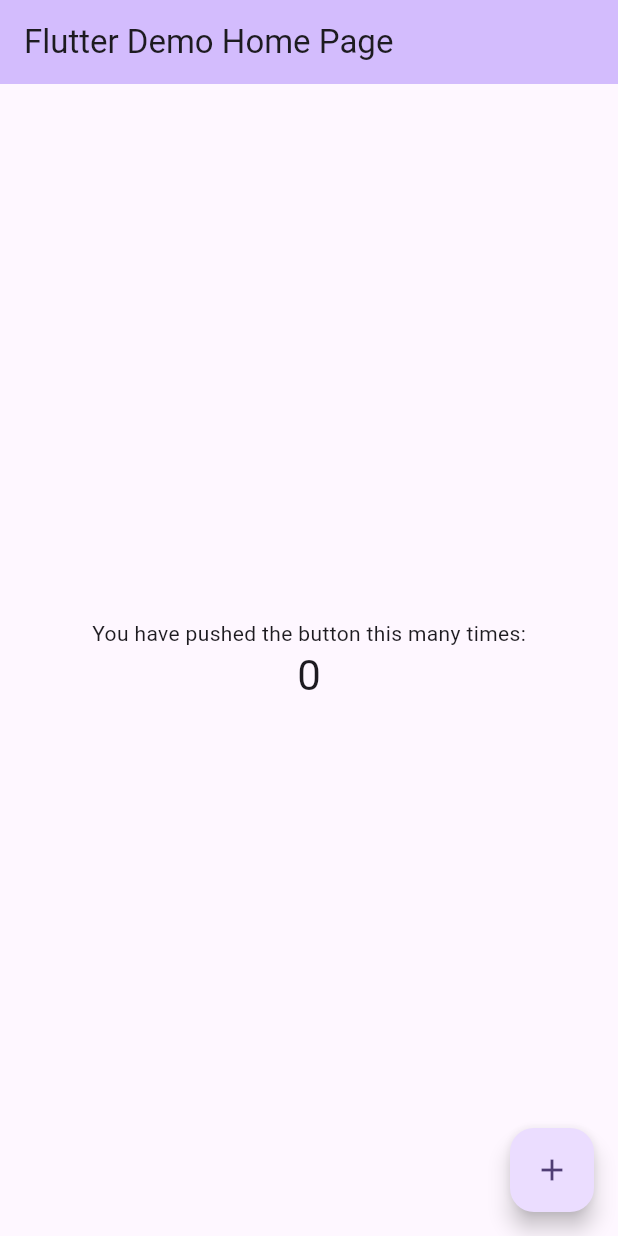
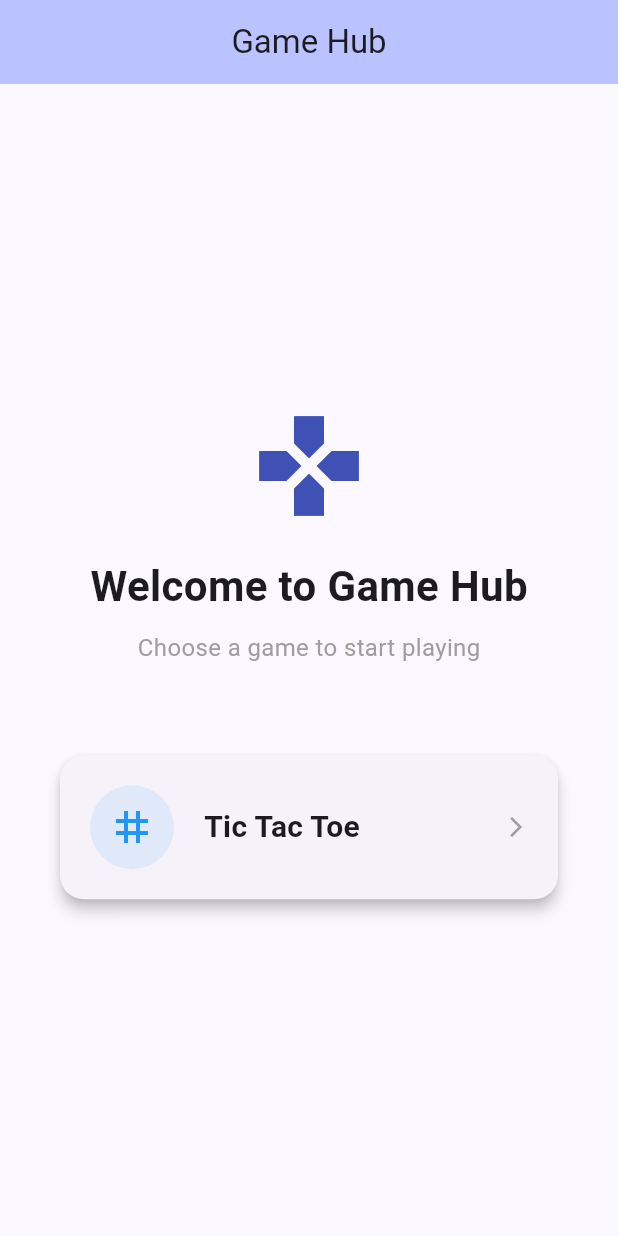
Before and after one commit to could-ai/019aa44d-1f1c-7ec5-bad0-459674d73b93, a Flutter app: the screen it shows after launch, on a phone screen of 412 x 824 dp. Run offline on Flutter 3.47's test engine with Material 3 defaults, Android fonts, the phone set to English and light mode, and no system bars.

Commit message:
Created a new Tic-Tac-Toe game implementation with game logic, UI, and win checking.; Updated main.dart to serve as a Game Hub with navigation to the new Tic-Tac-Toe game.

```diff
--- a/usr/lib/main.dart
+++ b/usr/lib/main.dart
@@ -1,120 +1,116 @@
 import 'package:flutter/material.dart';
+import 'games/tic_tac_toe.dart';
 
 void main() {
-  runApp(const MyApp());
+  runApp(const GameApp());
 }
 
-class MyApp extends StatelessWidget {
-  const MyApp({super.key});
+class GameApp extends StatelessWidget {
+  const GameApp({super.key});
 
-  // This widget is the root of your application.
   @override
   Widget build(BuildContext context) {
     return MaterialApp(
-      title: 'Flutter Demo',
+      title: 'Flutter Games',
       debugShowCheckedModeBanner: false,
       theme: ThemeData(
-        // This is the theme of your application.
-        //
-        // TRY THIS: Try running your application with "flutter run". You'll see
-        // the application has a purple toolbar. Then, without quitting the app,
-        // try changing the seedColor in the colorScheme below to Colors.green
-        // and then invoke "hot reload" (save your changes or press the "hot
-        // reload" button in a Flutter-supported IDE, or press "r" if you used
-        // the command line to start the app).
-        //
-        // Notice that the counter didn't reset back to zero; the application
-        // state is not lost during the reload. To reset the state, use hot
-        // restart instead.
-        //
-        // This works for code too, not just values: Most code changes can be
-        // tested with just a hot reload.
-        colorScheme: ColorScheme.fromSeed(seedColor: Colors.deepPurple),
+        colorScheme: ColorScheme.fromSeed(seedColor: Colors.indigo),
+        useMaterial3: true,
       ),
-      home: const MyHomePage(title: 'Flutter Demo Home Page'),
+      initialRoute: '/',
+      routes: {
+        '/': (context) => const HomeScreen(),
+        '/tictactoe': (context) => const TicTacToeGame(),
+      },
     );
   }
 }
 
-class MyHomePage extends StatefulWidget {
-  const MyHomePage({super.key, required this.title});
-
-  // This widget is the home page of your application. It is stateful, meaning
-  // that it has a State object (defined below) that contains fields that affect
-  // how it looks.
-
-  // This class is the configuration for the state. It holds the values (in this
-  // case the title) provided by the parent (in this case the App widget) and
-  // used by the build method of the State. Fields in a Widget subclass are
-  // always marked "final".
-
-  final String title;
-
-  @override
-  State<MyHomePage> createState() => _MyHomePageState();
-}
-
-class _MyHomePageState extends State<MyHomePage> {
-  int _counter = 0;
-
-  void _incrementCounter() {
-    setState(() {
-      // This call to setState tells the Flutter framework that something has
-      // changed in this State, which causes it to rerun the build method below
-      // so that the display can reflect the updated values. If we changed
-      // _counter without calling setState(), then the build method would not be
-      // called again, and so nothing would appear to happen.
-      _counter++;
-    });
-  }
+class HomeScreen extends StatelessWidget {
+  const HomeScreen({super.key});
 
   @override
   Widget build(BuildContext context) {
-    // This method is rerun every time setState is called, for instance as done
-    // by the _incrementCounter method above.
-    //
-    // The Flutter framework has been optimized to make rerunning build methods
-    // fast, so that you can just rebuild anything that needs updating rather
-    // than having to individually change instances of widgets.
     return Scaffold(
       appBar: AppBar(
-        // TRY THIS: Try changing the color here to a specific color (to
-        // Colors.amber, perhaps?) and trigger a hot reload to see the AppBar
-        // change color while the other colors stay the same.
+        title: const Text('Game Hub'),
+        centerTitle: true,
         backgroundColor: Theme.of(context).colorScheme.inversePrimary,
-        // Here we take the value from the MyHomePage object that was created by
-        // the App.build method, and use it to set our appbar title.
-        title: Text(widget.title),
       ),
       body: Center(
-        // Center is a layout widget. It takes a single child and positions it
-        // in the middle of the parent.
         child: Column(
-          // Column is also a layout widget. It takes a list of children and
-          // arranges them vertically. By default, it sizes itself to fit its
-          // children horizontally, and tries to be as tall as its parent.
-          //
-          // Column has various properties to control how it sizes itself and
-          // how it positions its children. Here we use mainAxisAlignment to
-          // center the children vertically; the main axis here is the vertical
-          // axis because Columns are vertical (the cross axis would be
-          // horizontal).
-          //
-          // TRY THIS: Invoke "debug painting" (choose the "Toggle Debug Paint"
-          // action in the IDE, or press "p" in the console), to see the
-          // wireframe for each widget.
           mainAxisAlignment: MainAxisAlignment.center,
-          children: <Widget>[
-            const Text('You have pushed the button this many times:'),
-            Text('$_counter', style: Theme.of(context).textTheme.headlineMedium),
+          children: [
+            const Icon(
+              Icons.games,
+              size: 80,
+              color: Colors.indigo,
+            ),
+            const SizedBox(height: 20),
+            const Text(
+              'Welcome to Game Hub',
+              style: TextStyle(fontSize: 28, fontWeight: FontWeight.bold),
+            ),
+            const SizedBox(height: 10),
+            const Text(
+              'Choose a game to start playing',
+              style: TextStyle(fontSize: 16, color: Colors.grey),
+            ),
+            const SizedBox(height: 50),
+            _buildGameCard(
+              context,
+              title: 'Tic Tac Toe',
+              icon: Icons.grid_3x3,
+              color: Colors.blue,
+              route: '/tictactoe',
+            ),
+            // Placeholder for future games
+            // _buildGameCard(context, title: 'Snake', icon: Icons.gesture, color: Colors.green, route: '/snake'),
           ],
         ),
       ),
-      floatingActionButton: FloatingActionButton(
-        onPressed: _incrementCounter,
-        tooltip: 'Increment',
-        child: const Icon(Icons.add),
-      ), // This trailing comma makes auto-formatting nicer for build methods.
+    );
+  }
+
+  Widget _buildGameCard(BuildContext context, {
+    required String title,
+    required IconData icon,
+    required Color color,
+    required String route,
+  }) {
+    return Card(
+      elevation: 4,
+      margin: const EdgeInsets.symmetric(horizontal: 40, vertical: 10),
+      shape: RoundedRectangleBorder(borderRadius: BorderRadius.circular(16)),
+      child: InkWell(
+        onTap: () => Navigator.pushNamed(context, route),
+        borderRadius: BorderRadius.circular(16),
+        child: Padding(
+          padding: const EdgeInsets.all(20),
+          child: Row(
+            children: [
+              Container(
+                padding: const EdgeInsets.all(12),
+                decoration: BoxDecoration(
+                  color: color.withOpacity(0.1),
+                  shape: BoxShape.circle,
+                ),
+                child: Icon(icon, color: color, size: 32),
+              ),
+              const SizedBox(width: 20),
+              Text(
+                title,
+                style: const TextStyle(
+                  fontSize: 20,
+                  fontWeight: FontWeight.bold,
+                ),
+              ),
+              const Spacer(),
+              const Icon(Icons.arrow_forward_ios, size: 16, color: Colors.grey),
+            ],
+          ),
+        ),
+      ),
     );
   }
 }
```
Also changed, not shown: usr/lib/games/tic_tac_toe.dart (added, +165 -0 lines).
